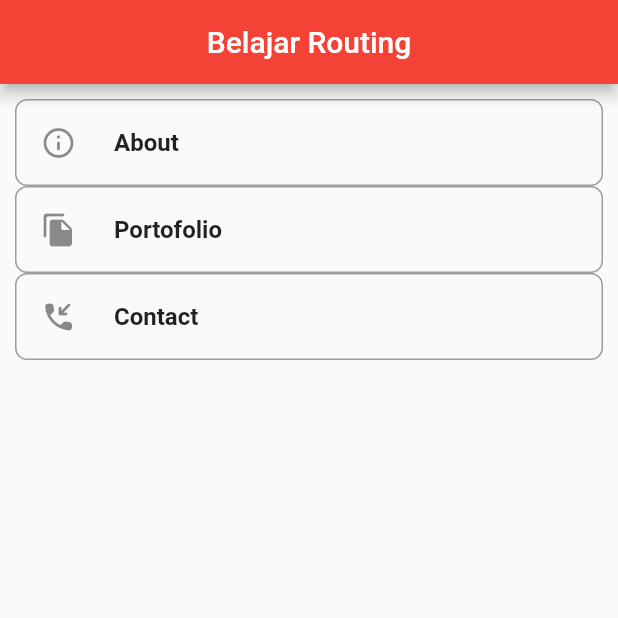
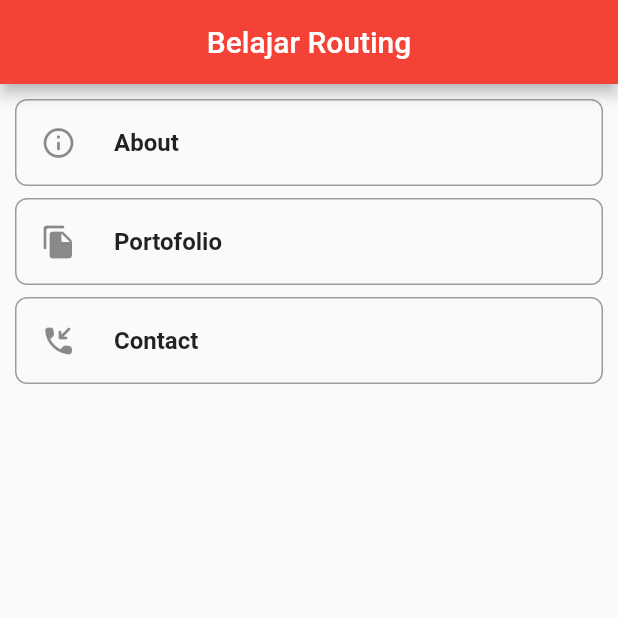
Before and after one commit to mirzasaputra/flutter-routing, a Flutter app: the screen it shows after launch, on a phone screen of 412 x 824 dp, the top half of it. Run offline on Flutter 3.47's test engine with Material 2 defaults, Android fonts, the phone set to English and light mode, and no system bars.

```diff
--- a/lib/pages/home.dart
+++ b/lib/pages/home.dart
@@ -32,6 +32,7 @@ class HomePage extends StatelessWidget {
                     Navigator.pushNamed(context, '/about');
                   }),
             ),
+            const SizedBox(height: 8.0),
             Container(
               decoration: BoxDecoration(
                 border: Border.all(color: Colors.grey, width: 1.0),
@@ -52,6 +53,7 @@ class HomePage extends StatelessWidget {
                     Navigator.pushNamed(context, '/portofolio');
                   }),
             ),
+            const SizedBox(height: 8.0),
             Container(
               decoration: BoxDecoration(
                 border: Border.all(color: Colors.grey, width: 1.0),
```
Also changed, not shown: 1 other file.
